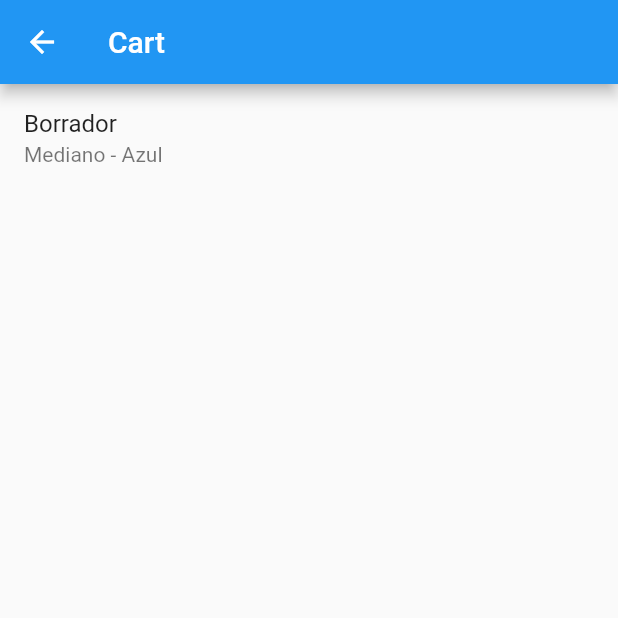
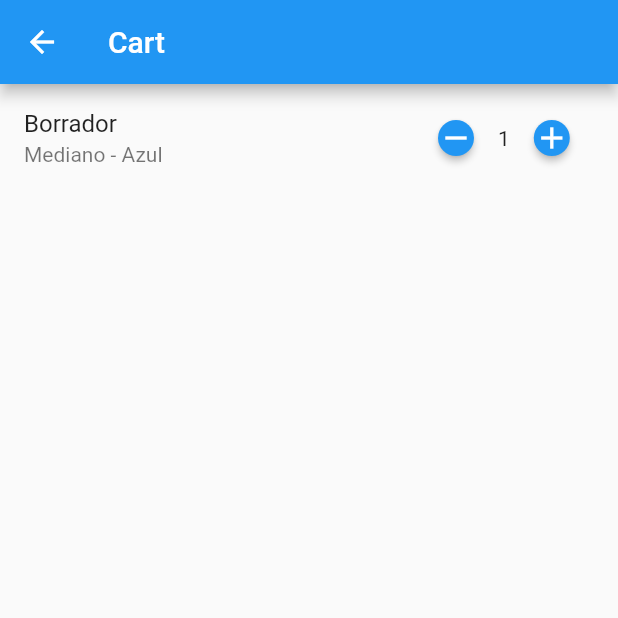
Before and after one commit to ajomuch92/shopping-cart-flutter, a Flutter app: the screen it shows after launch, after a tap on the "add shopping cart" icon, after a tap on the "shopping cart" icon, on a phone screen of 412 x 824 dp, the top half of it. Run offline on Flutter 3.47's test engine with Material 2 defaults, Android fonts, the phone set to English and light mode, and no system bars; network calls fail.

Commit message:
Agregando wiget para controlar las cantidades en el carrito

```diff
--- a/lib/views/cart.dart
+++ b/lib/views/cart.dart
@@ -1,5 +1,6 @@
 import 'package:flutter/material.dart';
 import 'package:shopping_cart_flutter/models/Product.dart';
+import 'package:shopping_cart_flutter/widgets/sum_rest_item_quantity.dart';
 
 class Cart extends StatefulWidget {
   Cart({Key? key}) : super(key: key);
@@ -32,6 +33,7 @@ class _CartState extends State<Cart> {
           return ListTile(
             title: Text(_product.name!),
             subtitle: Text(_product.toDescription()),
+            trailing: SumRestItemQuantity(quantity: _product.quantity!,),
           );
         }
       ),
--- a/lib/views/index.dart
+++ b/lib/views/index.dart
@@ -48,7 +48,6 @@ class _IndexState extends State<Index> {
               child: Image.network(_product.urlPhoto!)
             ),
             trailing: IconButton(
-              splashColor: _product.isAdded!? Colors.redAccent: Colors.green,
               color: _product.isAdded!? Colors.redAccent: Colors.green,
               onPressed: (){
                 if(!_product.isAdded!)
--- /dev/null
+++ b/lib/widgets/sum_rest_item_quantity.dart
@@ -0,0 +1,52 @@
+import 'package:flutter/material.dart';
+
+class SumRestItemQuantity extends StatefulWidget {
+  final int? quantity;
+  SumRestItemQuantity({Key? key, this.quantity}) : super(key: key);
+
+  @override
+  _SumRestItemQuantityState createState() => _SumRestItemQuantityState(quantity: this.quantity);
+}
+
+class _SumRestItemQuantityState extends State<SumRestItemQuantity> {
+  int? quantity;
+
+  _SumRestItemQuantityState({this.quantity});
+
+  @override
+  Widget build(BuildContext context) {
+    return Container(
+      width: 120,
+      child: Row(
+        children: [
+          ElevatedButton(
+            onPressed: () {
+              if(quantity! > 1)
+                setState(() {
+                  quantity = quantity! - 1;
+                });
+            },
+            child: Icon(Icons.remove),
+            style: ElevatedButton.styleFrom(
+              shape: CircleBorder(),
+              minimumSize: Size(10, 10),
+            ),
+          ),
+          Text(quantity!.toString()),
+          ElevatedButton(
+            onPressed: () {
+              setState(() {
+                quantity = quantity! + 1;
+              });
+            },
+            child: Icon(Icons.add),
+            style: ElevatedButton.styleFrom(
+              shape: CircleBorder(),
+              minimumSize: Size(10, 10),
+            ),
+          ),
+        ],
+      ),
+    );
+  }
+}
```
